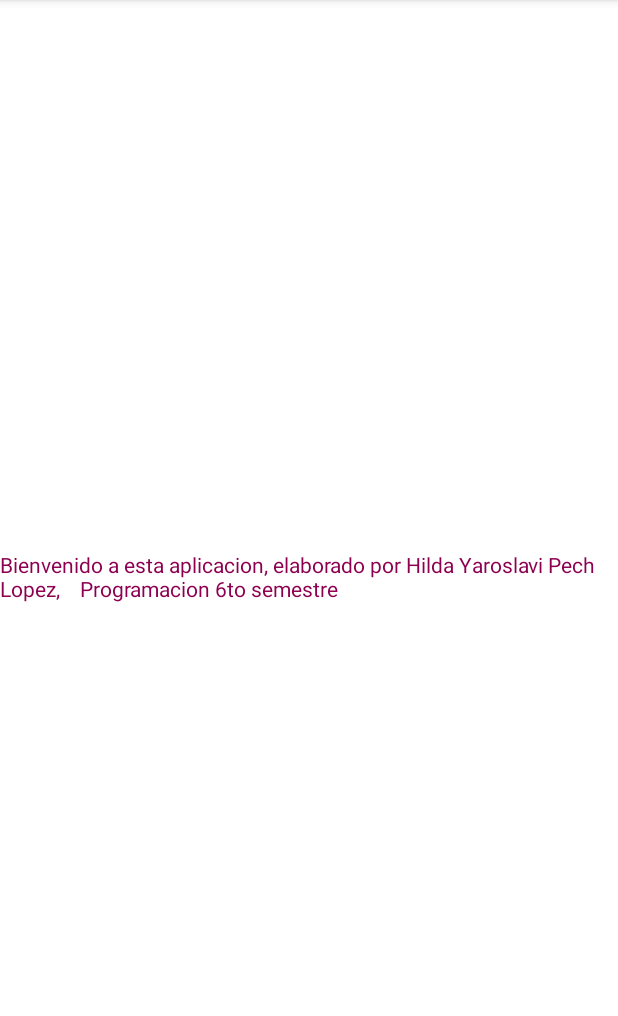
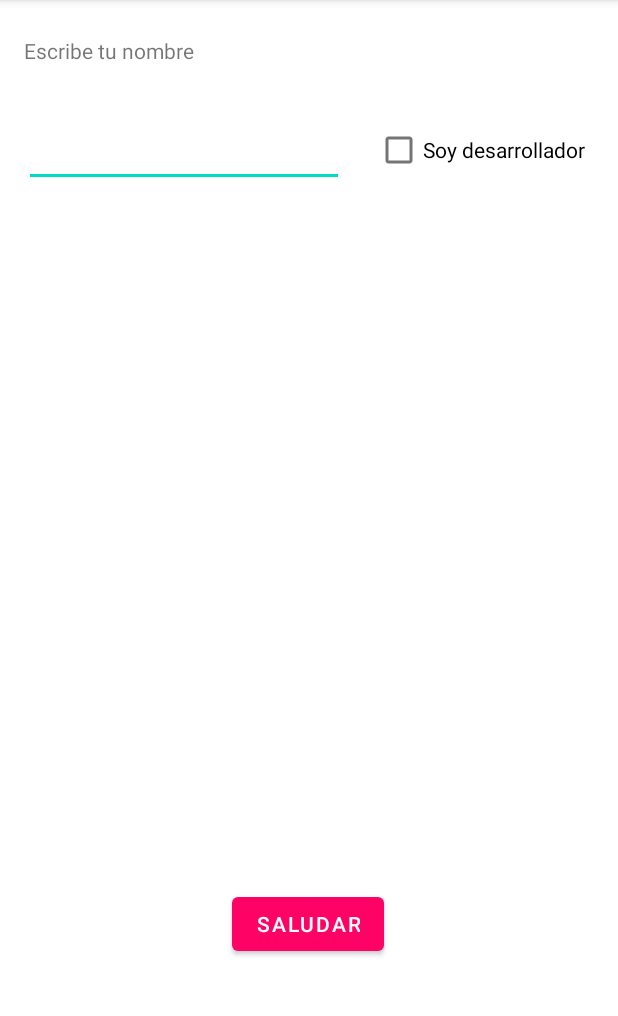
Before and after one commit to HildaPech/A-SaludoDesarrollador, an Android app: the screen it shows after launch (MainActivity), on a phone screen of 412 x 824 dp, the part 84-1100 px from its top. Run offline under Robolectric (Android 15) with nearby library versions, the phone set to English and light mode, and no system bars.

Commit message:
Video14_Terminando la app Saludo Desarollador

```diff
--- a/app/src/main/java/com/example/saludodesarrollador/MainActivity.kt
+++ b/app/src/main/java/com/example/saludodesarrollador/MainActivity.kt
@@ -2,10 +2,42 @@ package com.example.saludodesarrollador
 
 import androidx.appcompat.app.AppCompatActivity
 import android.os.Bundle
+import android.view.View
+import android.widget.Button
+import android.widget.CheckBox
+import android.widget.EditText
+import android.widget.Toast
+//import kotlinx.android.synthetic.main.activity_main.view.*
 
 class MainActivity : AppCompatActivity() {
     override fun onCreate(savedInstanceState: Bundle?) {
         super.onCreate(savedInstanceState)
         setContentView(R.layout.activity_main)
+
+        val bSaludar = findViewById<Button>(R.id.bSaludar)
+        val etNombre = findViewById<EditText>(R.id.etNombre)
+        val cbDev = findViewById<CheckBox>(R.id.cbDeveloper)
+
+        bSaludar.setOnClickListener(View.OnClickListener {
+            if(validaDato()){
+                if(cbDev.isChecked){
+                    Toast.makeText(this, "Bienvenido: "+ etNombre.text + ", sé que es un desarrollador", Toast.LENGTH_LONG).show()
+                }else{
+                    Toast.makeText(this, "Bienvenido: "+ etNombre.text, Toast.LENGTH_LONG).show()
+                }
+                }else{
+                    Toast.makeText(this, "Escribe tu nombre para saludarte:(", Toast.LENGTH_SHORT).show()
+                }
+        })
     }
+fun validaDato(): Boolean{
+
+    val etNombre = findViewById<EditText>(R.id.etNombre)
+    val nombreUsuario=etNombre.text
+
+    if(nombreUsuario.isNullOrEmpty()){
+        return false
+    }
+    return true
 }
+}
--- a/app/src/main/res/layout/activity_main.xml
+++ b/app/src/main/res/layout/activity_main.xml
@@ -7,13 +7,50 @@
     tools:context=".MainActivity">
 
     <TextView
+        android:id="@+id/textView2"
         android:layout_width="wrap_content"
         android:layout_height="wrap_content"
-        android:text="Bienvenido a esta aplicacion, elaborado por Hilda Yaroslavi Pech Lopez,    Programacion 6to semestre     "
-        android:textColor="@color/colorTexto"
-        app:layout_constraintBottom_toBottomOf="parent"
+        android:layout_marginTop="24dp"
+        android:text="Escribe tu nombre"
+        app:layout_constraintHorizontal_bias="0.053"
         app:layout_constraintLeft_toLeftOf="parent"
         app:layout_constraintRight_toRightOf="parent"
         app:layout_constraintTop_toTopOf="parent" />
 
+    <Button
+        android:id="@+id/bSaludar"
+        android:layout_width="wrap_content"
+        android:layout_height="wrap_content"
+        android:layout_marginBottom="128dp"
+        android:text="Saludar"
+        app:layout_constraintBottom_toBottomOf="parent"
+        app:layout_constraintEnd_toEndOf="parent"
+        app:layout_constraintHorizontal_bias="0.498"
+        app:layout_constraintStart_toStartOf="parent" />
+
+    <EditText
+        android:id="@+id/etNombre"
+        android:layout_width="wrap_content"
+        android:layout_height="wrap_content"
+        android:layout_marginStart="16dp"
+        android:layout_marginTop="36dp"
+        android:ems="10"
+        android:inputType="textPersonName"
+        android:textAppearance="@android:style/TextAppearance.Material.Medium.Inverse"
+        app:layout_constraintBottom_toBottomOf="parent"
+        app:layout_constraintStart_toStartOf="parent"
+        app:layout_constraintTop_toBottomOf="@+id/textView2"
+        app:layout_constraintVertical_bias="0.0" />
+
+    <CheckBox
+        android:id="@+id/cbDeveloper"
+        android:layout_width="wrap_content"
+        android:layout_height="wrap_content"
+        android:layout_marginTop="76dp"
+        android:text="Soy desarrollador"
+        app:layout_constraintEnd_toEndOf="parent"
+        app:layout_constraintHorizontal_bias="0.483"
+        app:layout_constraintStart_toEndOf="@+id/etNombre"
+        app:layout_constraintTop_toTopOf="parent" />
+
 </androidx.constraintlayout.widget.ConstraintLayout>
```
